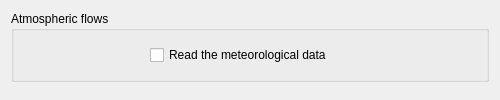
Above: gui/Pages/AtmosphericFlowsForm.ui from code-saturne/code_saturne before the change. Below: the same form after it.
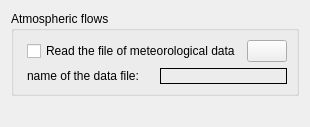
That is the form after the change. Icons and pictures are not drawn.

Commit message: Numerous modifications in the Graphical User Interface. - refactoring of GUI reader. - update coal combustion management for oxycombustion modelling - update radiative transfer management (partly) - activate formula management for b.c., phys. prop., ... - activate atmospheric modelling - activate mobile mesh and fluid structure interaction management - several fixes

Patch:
```diff
--- a/gui/Pages/AtmosphericFlowsForm.ui
+++ b/gui/Pages/AtmosphericFlowsForm.ui
@@ -5,8 +5,8 @@
    <rect>
     <x>0</x>
     <y>0</y>
-    <width>500</width>
-    <height>100</height>
+    <width>310</width>
+    <height>127</height>
    </rect>
   </property>
   <property name="windowTitle" >
@@ -18,22 +18,24 @@
      <property name="title" >
       <string>Atmospheric flows</string>
      </property>
+     <layout class="QHBoxLayout" name="horizontalLayout_2" >
+      <item>
+       <spacer name="horizontalSpacer" >
+        <property name="orientation" >
+         <enum>Qt::Horizontal</enum>
+        </property>
+        <property name="sizeHint" stdset="0" >
+         <size>
+          <width>40</width>
+          <height>20</height>
+         </size>
+        </property>
+       </spacer>
+      </item>
+      <item>
      <layout class="QGridLayout" name="gridLayout" >
-      <item row="0" column="0" >
+        <item row="0" column="0" colspan="2" >
        <layout class="QHBoxLayout" name="horizontalLayout" >
-        <item>
-         <spacer name="horizontalSpacer" >
-          <property name="orientation" >
-           <enum>Qt::Horizontal</enum>
-          </property>
-          <property name="sizeHint" stdset="0" >
-           <size>
-            <width>40</width>
-            <height>20</height>
-           </size>
-          </property>
-         </spacer>
-        </item>
         <item>
          <widget class="QCheckBox" name="checkBoxMeteoData" >
           <property name="sizePolicy" >
@@ -42,16 +44,60 @@
             <verstretch>0</verstretch>
            </sizepolicy>
           </property>
-          <property name="minimumSize" >
+            <property name="text" >
+             <string>Read the file of meteorological data</string>
+            </property>
+           </widget>
+          </item>
+          <item>
+           <widget class="QPushButton" name="pushButtonMeteoData" >
+            <property name="text" >
+             <string/>
+            </property>
+            <property name="icon" >
+             <iconset resource="resources_pages.qrc" >
+              <normaloff>:/new/prefix1/icons/22x22/weather-few-clouds.png</normaloff>:/new/prefix1/icons/22x22/weather-few-clouds.png</iconset>
+            </property>
+            <property name="iconSize" >
            <size>
-            <width>200</width>
-            <height>30</height>
-           </size>
-          </property>
+              <width>22</width>
+              <height>22</height>
+             </size>
+            </property>
+           </widget>
+          </item>
+         </layout>
+        </item>
+        <item row="1" column="0" >
+         <widget class="QLabel" name="labelMeteoData" >
           <property name="text" >
-           <string>Read the meteorological data</string>
+           <string>name of the data file: </string>
           </property>
          </widget>
+        </item>
+        <item row="1" column="1" >
+         <widget class="QLabel" name="labelMeteoFile" >
+          <property name="font" >
+           <font>
+            <weight>75</weight>
+            <bold>true</bold>
+           </font>
+          </property>
+          <property name="layoutDirection" >
+           <enum>Qt::LeftToRight</enum>
+          </property>
+          <property name="autoFillBackground" >
+           <bool>false</bool>
+          </property>
+          <property name="frameShape" >
+           <enum>QFrame::Box</enum>
+          </property>
+          <property name="text" >
+           <string/>
+          </property>
+         </widget>
+        </item>
+       </layout>
         </item>
         <item>
          <spacer name="horizontalSpacer_2" >
@@ -60,13 +106,11 @@
           </property>
           <property name="sizeHint" stdset="0" >
            <size>
-            <width>40</width>
-            <height>20</height>
+          <width>19</width>
+          <height>27</height>
            </size>
           </property>
          </spacer>
-        </item>
-       </layout>
       </item>
      </layout>
     </widget>
```
Left out of the diff: 4 changed lines with no effect on the pictures. Lines whose indentation alone changed are shown as unchanged. The commit also changes 78 other files.
